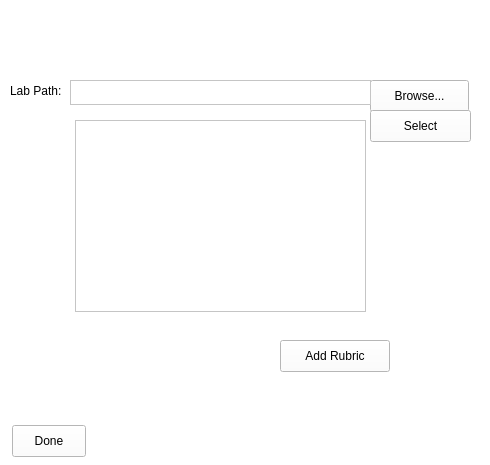
Old version of the form repo_project/addlabsGUI/addlabsgui.ui in the repository tokorealand/CS205.
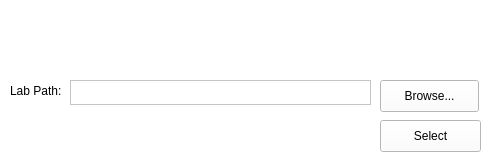
New version of the form.

Diff of the .ui file:
```diff
--- a/repo_project/addlabsGUI/addlabsgui.ui
+++ b/repo_project/addlabsGUI/addlabsgui.ui
@@ -7,7 +7,7 @@
     <x>0</x>
     <y>0</y>
     <width>490</width>
-    <height>465</height>
+    <height>161</height>
    </rect>
   </property>
   <property name="windowTitle">
@@ -16,55 +16,10 @@
   <property name="styleSheet">
    <string notr="true">background-color: rgb(255, 255, 255);</string>
   </property>
-  <widget class="QPushButton" name="addRubricButton">
-   <property name="geometry">
-    <rect>
-     <x>280</x>
-     <y>340</y>
-     <width>110</width>
-     <height>32</height>
-    </rect>
-   </property>
-   <property name="text">
-    <string>Add Rubric</string>
-   </property>
-  </widget>
-  <widget class="QTextEdit" name="displayLabs">
-   <property name="geometry">
-    <rect>
-     <x>75</x>
-     <y>120</y>
-     <width>291</width>
-     <height>192</height>
-    </rect>
-   </property>
-   <property name="sizePolicy">
-    <sizepolicy hsizetype="Expanding" vsizetype="Expanding">
-     <horstretch>0</horstretch>
-     <verstretch>0</verstretch>
-    </sizepolicy>
-   </property>
-   <property name="styleSheet">
-    <string notr="true">background-color: rgb(255, 255, 255);</string>
-   </property>
-  </widget>
-  <widget class="QPushButton" name="doneButton">
-   <property name="geometry">
-    <rect>
-     <x>12</x>
-     <y>425</y>
-     <width>74</width>
-     <height>32</height>
-    </rect>
-   </property>
-   <property name="text">
-    <string>Done</string>
-   </property>
-  </widget>
   <widget class="QPushButton" name="browseButton">
    <property name="geometry">
     <rect>
-     <x>370</x>
+     <x>380</x>
      <y>80</y>
      <width>99</width>
      <height>32</height>
@@ -96,8 +51,8 @@
   <widget class="QPushButton" name="selectButton">
    <property name="geometry">
     <rect>
-     <x>370</x>
-     <y>110</y>
+     <x>380</x>
+     <y>120</y>
      <width>101</width>
      <height>32</height>
     </rect>
```
